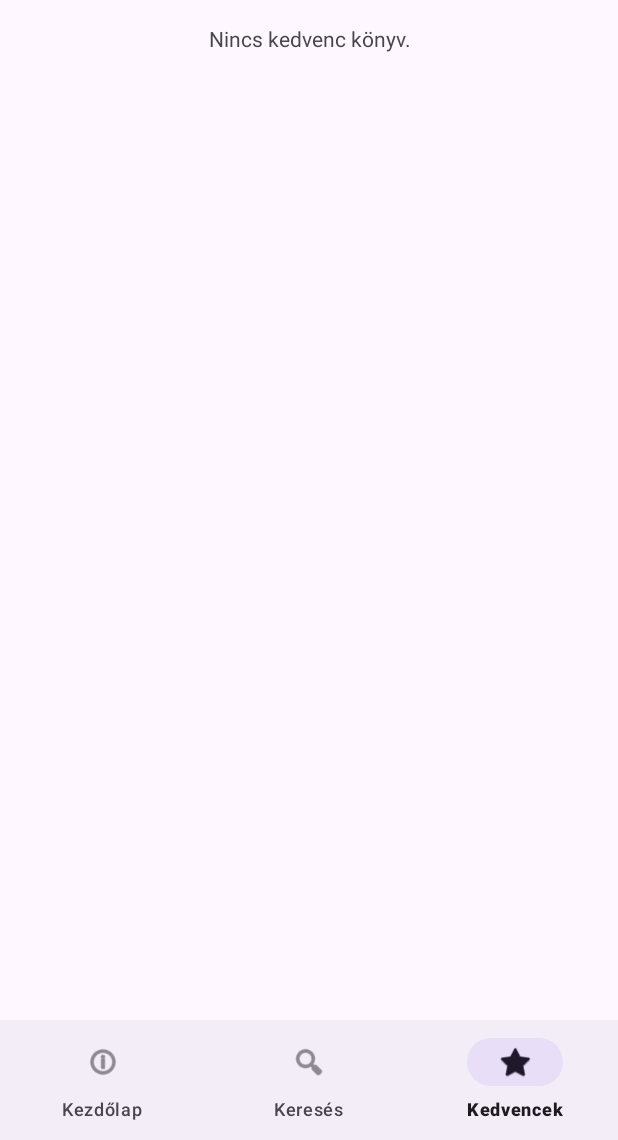
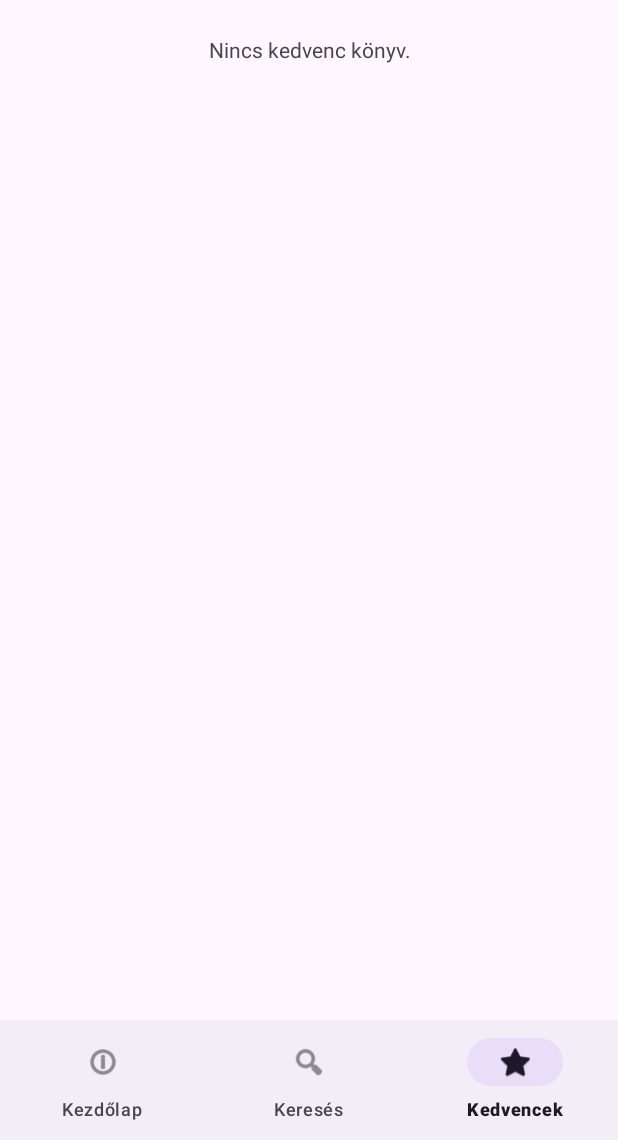
Before and after one commit to SzilardKarsai/OpenLibraryCatalog, an Android app: the FavoritesFragment screen opened through its navigation route, on a phone screen of 412 x 824 dp, the part 96-1236 px from its top. Run offline under Robolectric (Android 15) with nearby library versions, the phone set to English and light mode, and no system bars; our stand-ins replace navigation-ui; pictures from the network do not load.

Commit message:
Részletes nézet létrehozása

```diff
--- /dev/null
+++ b/app/src/main/res/layout/fragment_detailed_view.xml
@@ -0,0 +1,6 @@
+<?xml version="1.0" encoding="utf-8"?>
+<androidx.constraintlayout.widget.ConstraintLayout xmlns:android="http://schemas.android.com/apk/res/android"
+    android:layout_width="match_parent"
+    android:layout_height="match_parent">
+
+</androidx.constraintlayout.widget.ConstraintLayout>
--- a/app/src/main/res/layout/fragment_favorites.xml
+++ b/app/src/main/res/layout/fragment_favorites.xml
@@ -6,7 +6,7 @@
     tools:context=".ui.FavoritesFragment">
 
     <!-- TODO: Update blank fragment layout -->
-    <LinearLayout xmlns:android="http://schemas.android.com/apk/res/android"
+    <LinearLayout
         android:layout_width="match_parent"
         android:layout_height="match_parent"
         android:orientation="vertical">
@@ -14,10 +14,10 @@
         <TextView
             android:id="@+id/textFavoritesEmpty"
             android:layout_width="match_parent"
-            android:layout_height="wrap_content"
-            android:text="Nincs kedvenc könyv."
+            android:layout_height="66dp"
             android:gravity="center"
-            android:padding="16dp" />
+            android:padding="16dp"
+            android:text="Nincs kedvenc könyv." />
 
         <androidx.recyclerview.widget.RecyclerView
             android:id="@+id/recyclerFavorites"
```
